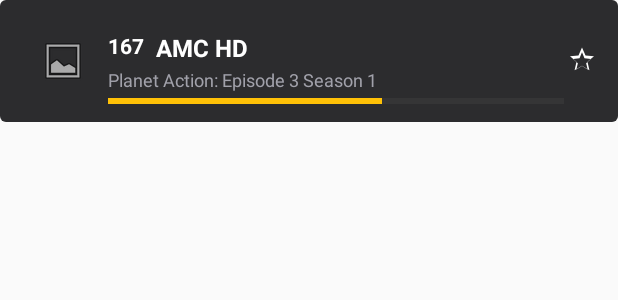
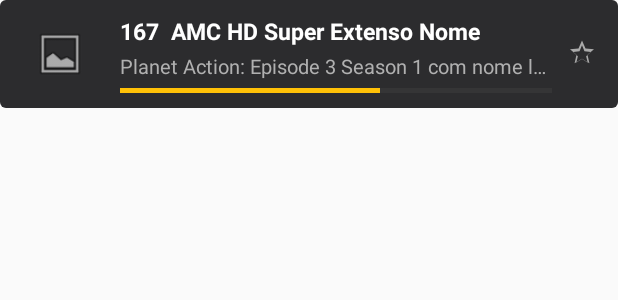
Before and after one commit to DEYVIDYT/CineStream-Live, an Android app: the layout epg_channel_item.xml on its own in the app's theme, with its tools: preview values and no code run, on a phone screen of 412 x 824 dp. Shown: the top 300 px of the screen. Run offline under Robolectric (Android 15) with nearby library versions, the phone set to English and light mode, and no system bars.

Commit message:
Further UI/UX Refinements and Focus Logic Review
- I added a 'LISTA DE CANAIS' title above the EPG's channel list.
- I refined the layout of epg_channel_item.xml for better visual hierarchy (text sizes, margins).
- I adjusted the style of category_item.xml (minHeight, padding, marginBottom).
- I implemented a scale animation on focus for EPG items (categories and channels) using a StateListAnimator for improved visual feedback.
- I reviewed and slightly adjusted focus handling logic in PlayerActivity's onKeyDown for better navigation between EPG columns, including setting a default selection when a list gains focus.
- I ensured new dark theme colors (dark_gold, dark_grey_epg_item_default, epg_overlay_background, epg_progress_background) are consistently applied.

```diff
--- a/app/src/main/java/com/example/cinestreamlive/PlayerActivity.java
+++ b/app/src/main/java/com/example/cinestreamlive/PlayerActivity.java
@@ -258,15 +258,28 @@ public class PlayerActivity extends AppCompatActivity implements CategoryAdapter
             View focusedView = getCurrentFocus();
             if (focusedView != null) {
                 if (keyCode == KeyEvent.KEYCODE_DPAD_RIGHT) {
-                    if (focusedView.getParent() == categoriesRecyclerView) {
+                    // Se o foco está atualmente em algum lugar dentro do categoriesRecyclerView ou no próprio RecyclerView
+                    if (focusedView == categoriesRecyclerView || (focusedView.getParent() instanceof RecyclerView && focusedView.getParent() == categoriesRecyclerView)) {
                         if (!currentEpgChannelList.isEmpty()) {
                             channelsEpgRecyclerView.requestFocus();
+                            // Tentar definir o primeiro item como selecionado se nenhum estiver
+                            if (epgChannelAdapter.getItemCount() > 0 &&
+                                channelsEpgRecyclerView.findViewHolderForAdapterPosition(epgChannelAdapter.getSelectedPosition()) == null) {
+                                // Se a posição selecionada não está visível ou é inválida, selecionar o primeiro.
+                                // Ou, idealmente, o RecyclerView deveria tentar focar seu item selecionado.
+                                // Por simplicidade, vamos garantir que o adapter tenha uma seleção válida.
+                                if (epgChannelAdapter.getSelectedPosition() == RecyclerView.NO_POSITION) {
+                                     epgChannelAdapter.setSelectedPosition(0);
+                                }
+                            }
                             return true;
                         }
                     }
                 } else if (keyCode == KeyEvent.KEYCODE_DPAD_LEFT) {
-                     if (focusedView.getParent() == channelsEpgRecyclerView) {
+                     if (focusedView == channelsEpgRecyclerView || (focusedView.getParent() instanceof RecyclerView && focusedView.getParent() == channelsEpgRecyclerView)) {
                         categoriesRecyclerView.requestFocus();
+                        // A categoria já deve estar selecionada visualmente via currentSelectedCategoryPosition
+                        // categoryAdapter.setSelectedPosition(currentSelectedCategoryPosition); // Já é feito em onCategoryClick
                         return true;
                     }
                 }
--- a/app/src/main/res/layout/category_item.xml
+++ b/app/src/main/res/layout/category_item.xml
@@ -3,13 +3,16 @@
     android:id="@+id/category_name_textview"
     android:layout_width="match_parent"
     android:layout_height="wrap_content"
-    android:paddingTop="12dp"
-    android:paddingBottom="12dp"
+    android:minHeight="48dp"
     android:paddingStart="16dp"
     android:paddingEnd="16dp"
+    android:paddingTop="8dp"
+    android:paddingBottom="8dp"
     android:textSize="16sp"
     android:textColor="@android:color/white"
     android:background="@drawable/category_item_background_selector"
     android:focusable="true"
     android:clickable="true"
-    android:gravity="center_vertical"/>
+    android:gravity="center_vertical"
+    android:layout_marginBottom="4dp"
+    android:stateListAnimator="@animator/item_focus_scale_animator"/>
--- a/app/src/main/res/layout/epg_channel_item.xml
+++ b/app/src/main/res/layout/epg_channel_item.xml
@@ -4,21 +4,46 @@
     xmlns:tools="http://schemas.android.com/tools"
     android:layout_width="match_parent"
     android:layout_height="wrap_content"
-    android:padding="12dp"
+    android:paddingTop="10dp"
+    android:paddingBottom="10dp"
+    android:paddingStart="12dp"
+    android:paddingEnd="12dp"
+    android:layout_marginBottom="4dp"
     android:background="@drawable/category_item_background_selector"
     android:focusable="true"
-    android:clickable="true">
+    android:clickable="true"
+    android:stateListAnimator="@animator/item_focus_scale_animator">
 
+    <!-- Logo do Canal -->
     <ImageView
         android:id="@+id/channel_epg_logo"
-        android:layout_width="60dp"
-        android:layout_height="40dp"
+        android:layout_width="56dp"
+        android:layout_height="36dp"
         android:src="@android:drawable/ic_menu_gallery"
-        android:scaleType="centerInside"
+        android:scaleType="fitCenter"
         app:layout_constraintStart_toStartOf="parent"
         app:layout_constraintTop_toTopOf="parent"
-        app:layout_constraintBottom_toBottomOf="parent"
-        android:layout_marginEnd="12dp"/>
+        app:layout_constraintBottom_toBottomOf="parent"/>
+
+    <!-- Bloco de Informações do Canal (Número, Nome, Programa, Progresso) -->
+    <LinearLayout
+        android:id="@+id/channel_info_block"
+        android:layout_width="0dp"
+        android:layout_height="wrap_content"
+        android:orientation="vertical"
+        android:layout_marginStart="12dp"
+        android:layout_marginEnd="8dp"
+        app:layout_constraintStart_toEndOf="@id/channel_epg_logo"
+        app:layout_constraintEnd_toStartOf="@+id/channel_epg_favorite_icon"
+        app:layout_constraintTop_toTopOf="parent"
+        app:layout_constraintBottom_toBottomOf="parent">
+
+        <!-- Linha para Número e Nome do Canal -->
+        <LinearLayout
+            android:layout_width="match_parent"
+            android:layout_height="wrap_content"
+            android:orientation="horizontal"
+            android:gravity="center_vertical">
 
             <TextView
                 android:id="@+id/channel_epg_number"
@@ -26,67 +51,59 @@
                 android:layout_height="wrap_content"
                 tools:text="167"
                 android:textColor="@android:color/white"
-        android:textSize="14sp"
-        android:textStyle="bold"
-        app:layout_constraintStart_toEndOf="@id/channel_epg_logo"
-        app:layout_constraintTop_toTopOf="@id/channel_epg_logo" />
+                android:textSize="15sp"
+                android:textStyle="bold"/>
 
             <TextView
                 android:id="@+id/channel_epg_name"
-        android:layout_width="0dp"
+                android:layout_width="wrap_content"
                 android:layout_height="wrap_content"
-        tools:text="AMC HD"
+                tools:text="AMC HD Super Extenso Nome"
                 android:textColor="@android:color/white"
-        android:textSize="16sp"
+                android:textSize="15sp"
                 android:textStyle="bold"
                 android:layout_marginStart="8dp"
-        app:layout_constraintStart_toEndOf="@id/channel_epg_number"
-        app:layout_constraintTop_toTopOf="@id/channel_epg_number"
-        app:layout_constraintEnd_toStartOf="@+id/channel_epg_favorite_icon"
-        app:layout_constraintHorizontal_bias="0"
+                android:ellipsize="end"
+                android:maxLines="1"/>
+        </LinearLayout>
+
+        <!-- Nome do Programa Atual -->
+        <TextView
+            android:id="@+id/channel_epg_program_name"
+            android:layout_width="match_parent"
+            android:layout_height="wrap_content"
+            tools:text="Planet Action: Episode 3 Season 1 com nome longo"
+            android:textColor="#B0B0B0"
+            android:textSize="13sp"
+            android:layout_marginTop="3dp"
             android:ellipsize="end"
             android:maxLines="1"/>
 
-    <TextView
-        android:id="@+id/channel_epg_program_name"
-        android:layout_width="0dp"
-        android:layout_height="wrap_content"
-        tools:text="Planet Action: Episode 3 Season 1"
-        android:textColor="#A1A1AA"
-        android:textSize="12sp"
-        app:layout_constraintStart_toStartOf="@id/channel_epg_number"
-        app:layout_constraintTop_toBottomOf="@id/channel_epg_name"
-        app:layout_constraintEnd_toEndOf="@id/channel_epg_name"
-        android:layout_marginTop="2dp"
-        android:ellipsize="end"
-        android:maxLines="1"/>
-
+        <!-- Barra de Progresso do Programa -->
         <ProgressBar
             android:id="@+id/channel_epg_program_progress"
             style="?android:attr/progressBarStyleHorizontal"
-        android:layout_width="0dp"
-        android:layout_height="4dp"
-        android:layout_marginTop="4dp"
+            android:layout_width="match_parent"
+            android:layout_height="3dp"
+            android:layout_marginTop="5dp"
             android:progress="60"
             android:max="100"
             android:progressTint="@color/dark_gold"
             android:progressBackgroundTint="@color/epg_progress_background"
-        app:layout_constraintStart_toStartOf="@id/channel_epg_program_name"
-        app:layout_constraintEnd_toEndOf="@id/channel_epg_program_name"
-        app:layout_constraintTop_toBottomOf="@id/channel_epg_program_name"
             android:visibility="gone"
             tools:visibility="visible"/>
+    </LinearLayout>
 
+    <!-- Ícone de Favorito (à direita) -->
     <ImageView
         android:id="@+id/channel_epg_favorite_icon"
         android:layout_width="24dp"
         android:layout_height="24dp"
         android:src="@drawable/ic_star_border"
-        app:tint="@color/white"
+        app:tint="@android:color/darker_gray"
         app:layout_constraintEnd_toEndOf="parent"
         app:layout_constraintTop_toTopOf="parent"
         app:layout_constraintBottom_toBottomOf="parent"
-        android:layout_marginStart="12dp"
         android:visibility="gone"
         tools:visibility="visible"/>
 
--- a/app/src/main/res/layout/epg_overlay.xml
+++ b/app/src/main/res/layout/epg_overlay.xml
@@ -13,33 +13,48 @@
         android:layout_width="match_parent"
         android:layout_height="match_parent"
         android:orientation="horizontal"
-        android:padding="16dp">
+        android:paddingTop="24dp"
+        android:paddingBottom="24dp"
+        android:paddingStart="24dp"
+        android:paddingEnd="24dp">
 
         <!-- Coluna da Esquerda para Categorias -->
         <androidx.recyclerview.widget.RecyclerView
             android:id="@+id/categories_recyclerview"
             android:layout_width="0dp"
             android:layout_height="match_parent"
-            android:layout_weight="1"
-            android:layout_marginEnd="8dp"
+            android:layout_weight="1.2"
+            android:layout_marginEnd="16dp"
             android:clipToPadding="false"
-            android:paddingBottom="16dp"
             app:layoutManager="androidx.recyclerview.widget.LinearLayoutManager" />
-            <!-- android:background="#33FFFFFF" --> <!-- Para debug visual -->
 
 
-        <!-- Coluna da Direita para Canais da Categoria -->
-        <androidx.recyclerview.widget.RecyclerView
-            android:id="@+id/channels_epg_recyclerview"
+        <!-- Coluna da Direita para Título e Canais da Categoria -->
+        <LinearLayout
             android:layout_width="0dp"
             android:layout_height="match_parent"
             android:layout_weight="3"
-            android:layout_marginStart="8dp"
-            android:clipToPadding="false"
-            android:paddingBottom="16dp"
-            app:layoutManager="androidx.recyclerview.widget.LinearLayoutManager" />
-            <!-- android:background="#33FF0000" --> <!-- Para debug visual -->
+            android:orientation="vertical"
+            android:layout_marginStart="16dp">
 
+            <TextView
+                android:id="@+id/epg_channels_list_title"
+                android:layout_width="match_parent"
+                android:layout_height="wrap_content"
+                android:text="LISTA DE CANAIS"
+                android:textColor="@color/white"
+                android:textSize="18sp"
+                android:textStyle="bold"
+                android:gravity="center_horizontal"
+                android:paddingBottom="16dp"/>
+
+            <androidx.recyclerview.widget.RecyclerView
+                android:id="@+id/channels_epg_recyclerview"
+                android:layout_width="match_parent"
+                android:layout_height="0dp"
+                android:layout_weight="1"
+                android:clipToPadding="false"
+                app:layoutManager="androidx.recyclerview.widget.LinearLayoutManager" />
+        </LinearLayout>
     </LinearLayout>
-
 </FrameLayout>
```
Also changed, not shown: app/src/main/res/animator/item_focus_scale_animator.xml (added, +44 -0 lines). Lines whose indentation alone changed are shown as unchanged.
